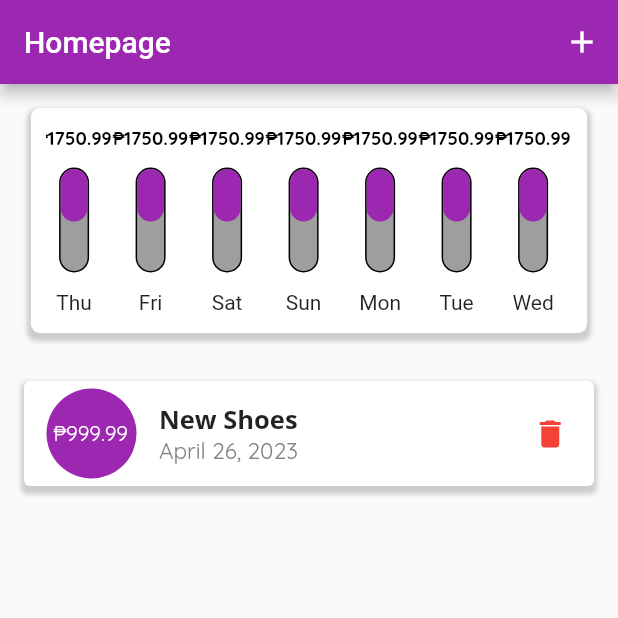
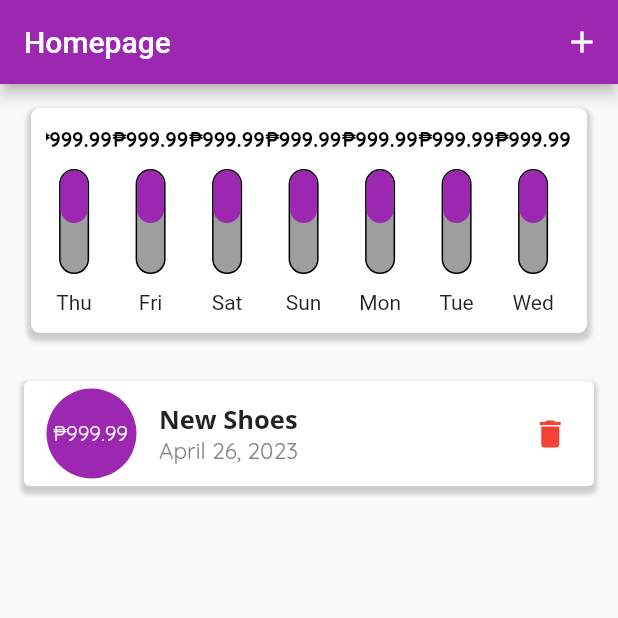
Before and after one commit to DoomMangoes/ExpenseTracker, a Flutter app: the screen it shows after launch, after a tap on the "delete" icon, on a phone screen of 412 x 824 dp, the top half of it. Run offline on Flutter 3.47's test engine with Material 2 defaults, Android fonts, the phone set to English and light mode, and no system bars.

Commit message:
modified ExpenseChartWidget

```diff
--- a/lib/widgets/expenseBarWidget.dart
+++ b/lib/widgets/expenseBarWidget.dart
@@ -3,8 +3,13 @@ import 'package:intl/intl.dart';
 
 class ExpenseBarWidget extends StatelessWidget {
   final int dayOffset;
-
-  const ExpenseBarWidget({super.key, required this.dayOffset});
+  final double barValue;
+  final double dayTotalAmount;
+  const ExpenseBarWidget(
+      {super.key,
+      required this.dayOffset,
+      required this.barValue,
+      required this.dayTotalAmount});
 
   @override
   Widget build(BuildContext context) {
@@ -18,7 +23,7 @@ class ExpenseBarWidget extends StatelessWidget {
           Center(
             child: FittedBox(
               child: Text(
-                "₱1750.99",
+                "₱" + dayTotalAmount.toString(),
                 style: TextStyle(
                     fontFamily: 'Quicksand',
                     color: Colors.black,
@@ -53,7 +58,7 @@ class ExpenseBarWidget extends StatelessWidget {
               )),
           Text(
             DateFormat.E()
-                .format(DateTime.now().subtract(new Duration(days: dayOffset))),
+                .format(DateTime.now().subtract(Duration(days: dayOffset))),
           )
         ],
       ),
--- a/lib/widgets/expenseChartWidget.dart
+++ b/lib/widgets/expenseChartWidget.dart
@@ -1,6 +1,7 @@
 import 'dart:collection';
 
 import 'package:flutter/material.dart';
+import 'package:intl/intl.dart';
 import 'package:provider/provider.dart';
 import '../models/expenseItem.dart';
 import '../provider/expenseProvider.dart';
@@ -8,6 +9,39 @@ import 'expenseBarWidget.dart';
 
 class ExpenseChartWidget extends StatelessWidget {
   const ExpenseChartWidget({super.key});
+
+  double getTotalDailyExpenses(
+      UnmodifiableListView<ExpenseItem> items, int dayOffset) {
+    double sum = 0;
+
+    List<ExpenseItem> dayItems = items
+        .where((item) =>
+            DateFormat.yMd().format(item.date).toString() ==
+            DateFormat.yMd().format(DateTime.now()).toString())
+        .toList();
+
+    if (dayItems.isNotEmpty) {
+      for (int i = 0; i < dayItems.length; i++) {
+        sum += dayItems[i].amount;
+      }
+    }
+
+    return sum;
+  }
+
+  double getTotalWeeklyExpenses(UnmodifiableListView<ExpenseItem> items) {
+    double sum = 0;
+
+    for (int c = 0; c < 7; c++) {
+      sum += getTotalDailyExpenses(items, c);
+    }
+
+    return sum;
+  }
+
+  double getBarValue(double dailyTotal, double weeklyTotal) {
+    return dailyTotal / weeklyTotal;
+  }
 
   @override
   Widget build(BuildContext context) {
@@ -41,8 +75,12 @@ class ExpenseChartWidget extends StatelessWidget {
               separatorBuilder: (context, index) => Container(width: 1),
               itemCount: 7,
               itemBuilder: (BuildContext context, int index) {
+                double dailyTotal = getTotalDailyExpenses(expenseItems, index);
+                double weeklyTotal = getTotalWeeklyExpenses(expenseItems);
                 return ExpenseBarWidget(
                   dayOffset: index,
+                  barValue: getBarValue(dailyTotal, weeklyTotal),
+                  dayTotalAmount: (dailyTotal),
                 );
               }),
         ),
```
